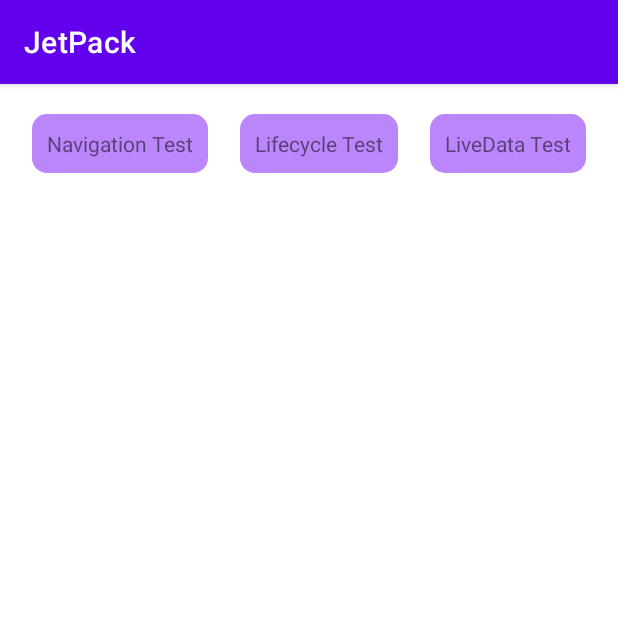
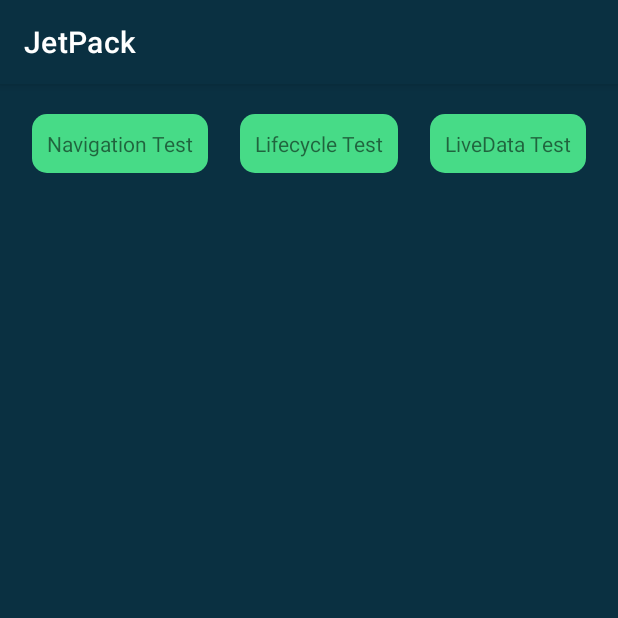
Before and after one commit to stewForAni/Kotlin-Jetpack, an Android app: the screen it shows after launch (MainActivity), on a phone screen of 412 x 824 dp, the top half of it. Run offline under Robolectric (Android 15) with nearby library versions, the phone set to English and light mode, and no system bars.

```diff
--- a/app/src/main/java/com/stew/kotlinjetpack/SplashActivity.kt
+++ b/app/src/main/java/com/stew/kotlinjetpack/SplashActivity.kt
@@ -12,7 +12,8 @@ class SplashActivity : AppCompatActivity() {
     override fun onCreate(savedInstanceState: Bundle?) {
         super.onCreate(savedInstanceState)
         setContentView(R.layout.activity_splash)
-//        Thread.sleep(1000)
+        Thread.sleep(1000)
         startActivity(Intent(this, MainActivity::class.java))
+        finish()
     }
 }
--- a/app/src/main/res/drawable/shape_10dp.xml
+++ b/app/src/main/res/drawable/shape_10dp.xml
@@ -1,6 +1,6 @@
 <?xml version="1.0" encoding="utf-8"?>
 <shape xmlns:android="http://schemas.android.com/apk/res/android"
     android:shape="rectangle">
-    <solid android:color="@color/purple_200" />
+    <solid android:color="#47db87" />
     <corners android:radius="10dp" />
 </shape>
--- a/app/src/main/res/layout/activity_main.xml
+++ b/app/src/main/res/layout/activity_main.xml
@@ -4,7 +4,8 @@
     xmlns:tools="http://schemas.android.com/tools"
     android:layout_width="match_parent"
     android:layout_height="match_parent"
-    tools:context=".MainActivity">
+    tools:context=".MainActivity"
+    android:background="@color/purple_200">
 
     <androidx.constraintlayout.helper.widget.Flow
         android:layout_width="match_parent"
--- a/app/src/main/res/values/colors.xml
+++ b/app/src/main/res/values/colors.xml
@@ -1,8 +1,12 @@
 <?xml version="1.0" encoding="utf-8"?>
 <resources>
-    <color name="purple_200">#FFBB86FC</color>
-    <color name="purple_500">#FF6200EE</color>
-    <color name="purple_700">#FF3700B3</color>
+<!--    <color name="purple_200">#FFBB86FC</color>-->
+<!--    <color name="purple_500">#FF6200EE</color>-->
+<!--    <color name="purple_700">#FF3700B3</color>-->
+    <color name="purple_200">#0a3041</color>
+    <color name="purple_500">#0a3041</color>
+    <color name="purple_700">#0a3041</color>
+
     <color name="teal_200">#FF03DAC5</color>
     <color name="teal_700">#FF018786</color>
     <color name="black">#FF000000</color>
--- a/app/src/main/res/values/themes.xml
+++ b/app/src/main/res/values/themes.xml
@@ -12,6 +12,7 @@
         <!-- Status bar color. -->
         <item name="android:statusBarColor" tools:targetApi="l">?attr/colorPrimaryVariant</item>
         <!-- Customize your theme here. -->
+        <item name="android:navigationBarColor">@color/purple_200</item>
     </style>
 
     <style name="splash_theme" parent="Theme.AppCompat.Light.NoActionBar">
```
Also changed, not shown: app/src/main/java/com/stew/kotlinjetpack/livedata/MyLiveData.kt (added, +33 -0 lines), app/src/main/java/com/stew/kotlinjetpack/livedata/TestLiveDataActivity.kt (+61 -1 lines).
